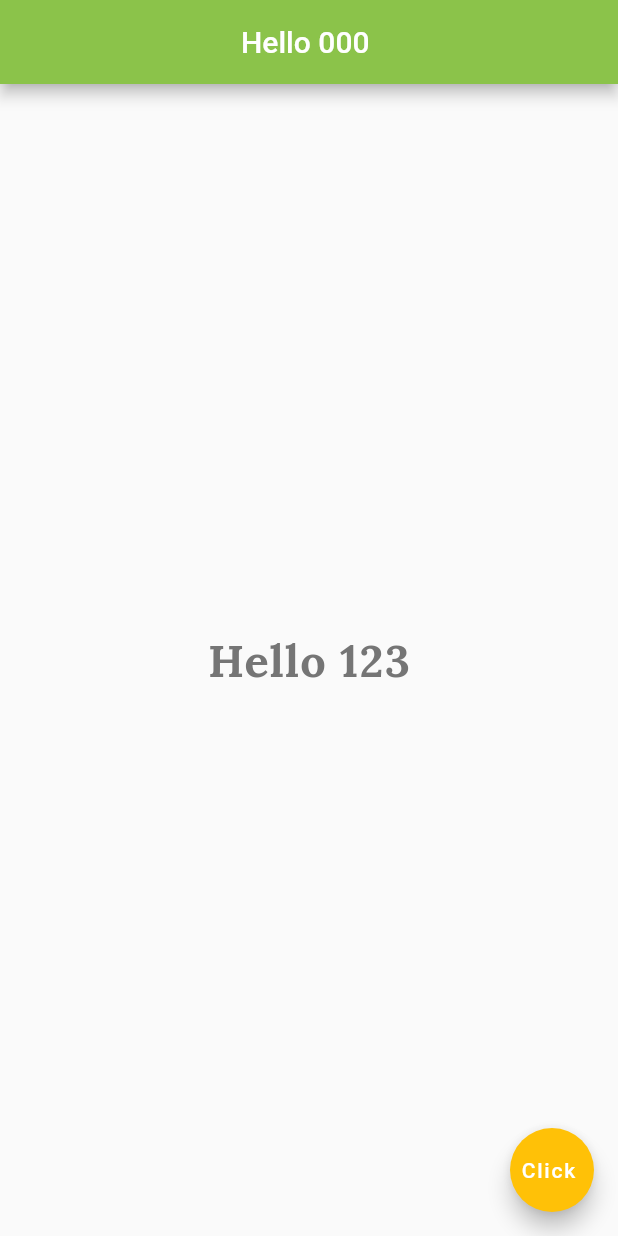
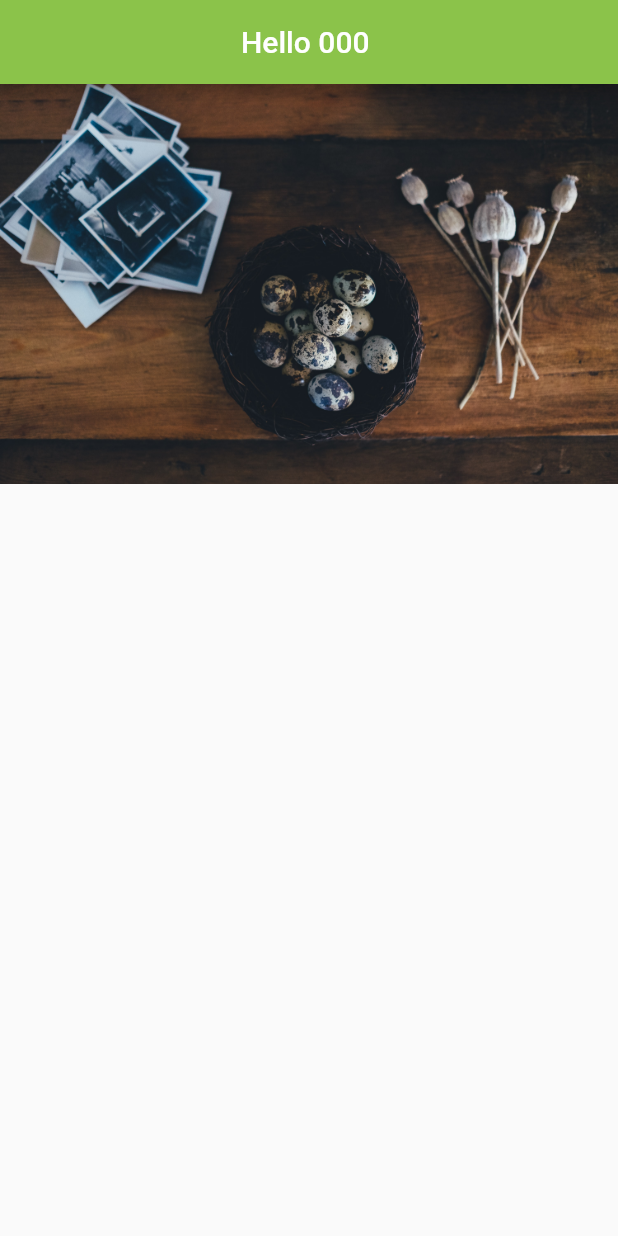
Before and after one commit to MrFarhan/Getting-started-with-flutter, a Flutter app: the screen it shows after launch, on a phone screen of 412 x 824 dp. Run offline on Flutter 3.47's test engine with Material 2 defaults, Android fonts, the phone set to English and light mode, and no system bars.

```diff
--- a/lib/main.dart
+++ b/lib/main.dart
@@ -13,23 +13,8 @@ class Home extends StatelessWidget {
           title: Text('Hello 000 '),
           centerTitle: true,
           backgroundColor: Colors.lightGreen),
-      body: Center(
-          child: Text(
-        'Hello 123',
-        style: TextStyle(
-            fontSize: 30.0,
-            fontWeight: FontWeight.bold,
-            letterSpacing: 0.8,
-            fontFamily: 'Lora',
-            color: Colors.grey[600]),
-      )),
-      floatingActionButton: FloatingActionButton(
-        backgroundColor: Colors.amber,
-        onPressed: () {
-          // Respond to button press
-        },
-        child: Text('Click '),
-      ),
+      body: Image.asset(
+          "assets/beauty-1.jpg"),
     );
   }
 }
--- a/pubspec.yaml
+++ b/pubspec.yaml
@@ -58,9 +58,8 @@ flutter:
   uses-material-design: true
 
   # To add assets to your application, add an assets section, like this:
-  # assets:
-  #   - images/a_dot_burr.jpeg
-  #   - images/a_dot_ham.jpeg
+  assets:
+    - assets/
 
   # An image asset can refer to one or more resolution-specific "variants", see
   # https://flutter.dev/assets-and-images/#resolution-aware.
```
Also changed, not shown: assets/beauty-1.jpg (added).
